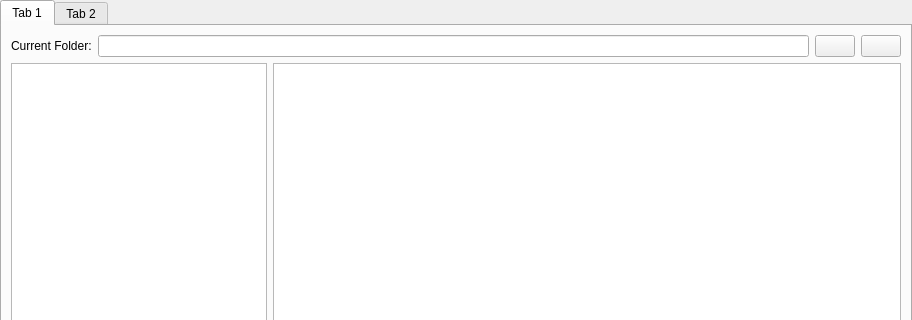
Old version of the form uiFiles/file_converter.ui in the repository sanath111/FileConverter; both pictures show x 0 to 912 and y 0 to 320 of the 912 by 619 pixel window.
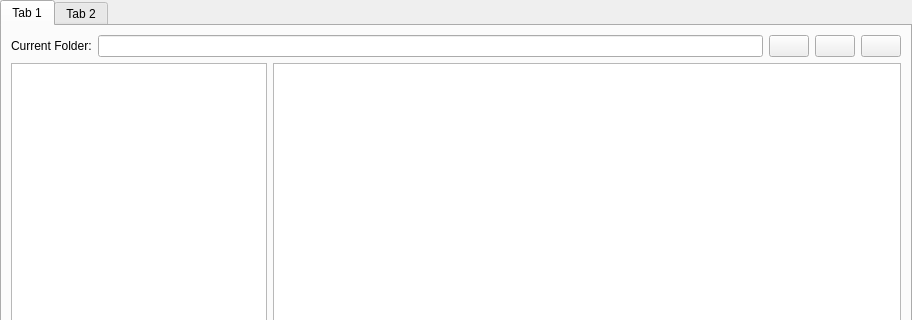
New version of the form.

What changed in the file:
```diff
--- a/uiFiles/file_converter.ui
+++ b/uiFiles/file_converter.ui
@@ -286,7 +286,18 @@
           </widget>
          </item>
          <item>
-          <widget class="QLineEdit" name="currentFolder"/>
+          <widget class="QLineEdit" name="currentFolder">
+           <property name="clearButtonEnabled">
+            <bool>true</bool>
+           </property>
+          </widget>
+         </item>
+         <item>
+          <widget class="QPushButton" name="copyButton">
+           <property name="text">
+            <string/>
+           </property>
+          </widget>
          </item>
          <item>
           <widget class="QPushButton" name="upButton">
```
Left out of the diff: 6 changed lines with no effect on the pictures.
